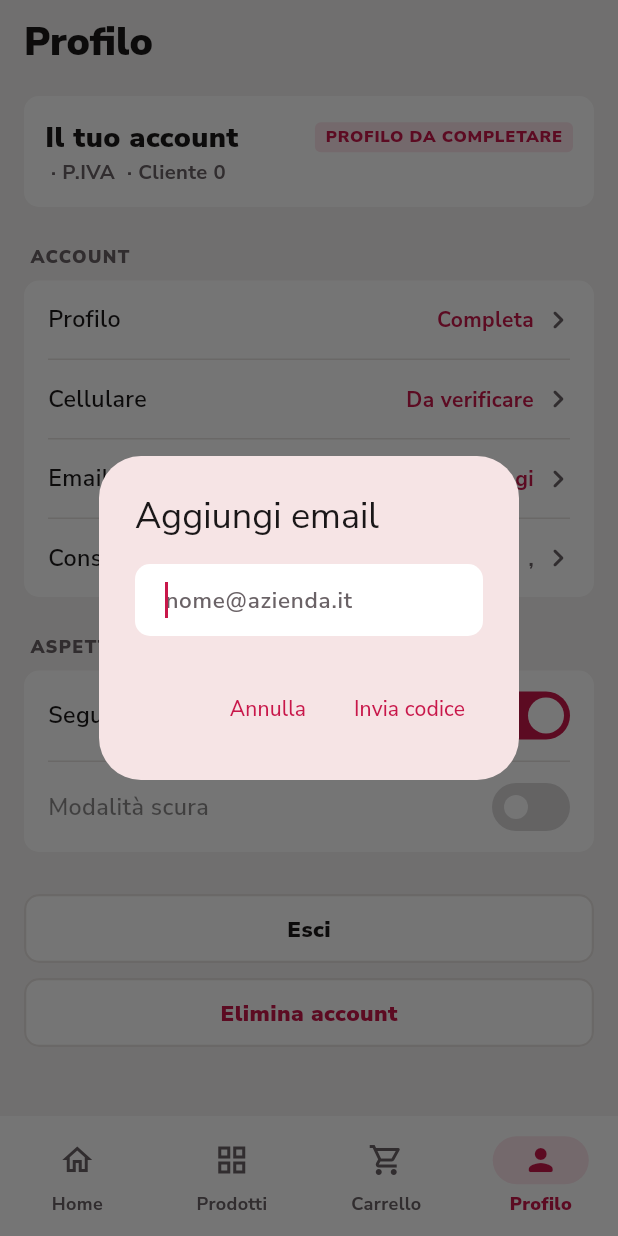
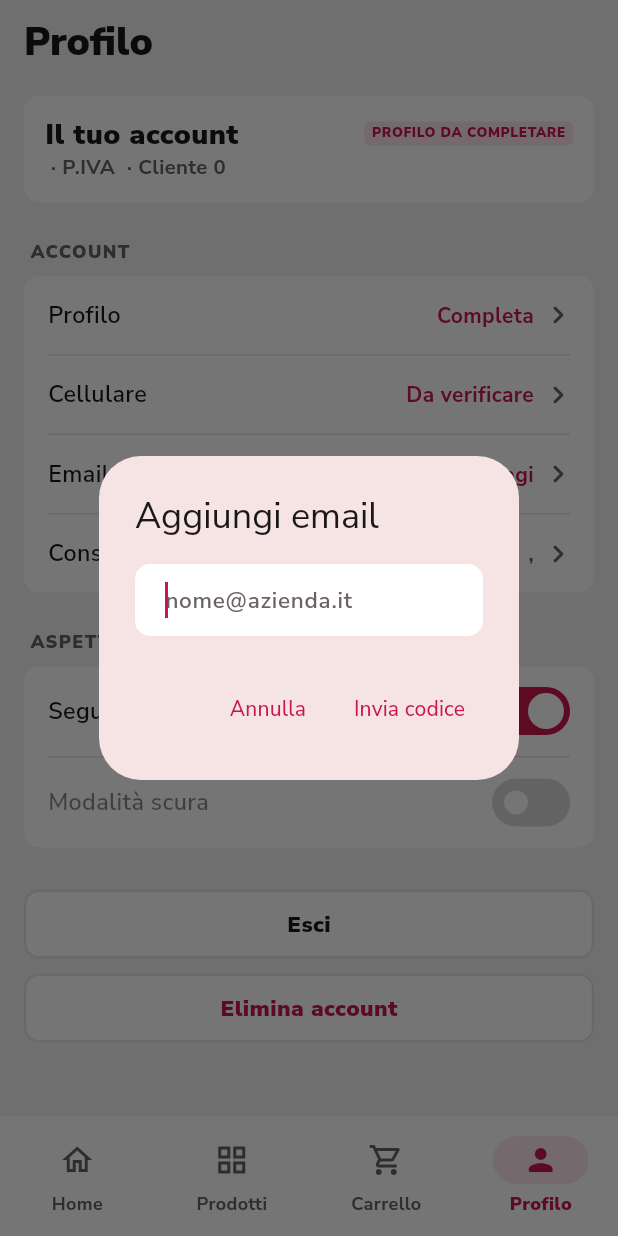
Before and after one commit to sirgabrielsolo/beverfood_mobile, a Flutter app: the ProfilePage screen opened by its route, after a tap on "Email", on a phone screen of 412 x 824 dp. Run offline on Flutter 3.47's test engine with Material 3 defaults, Android fonts, the phone set to English and light mode, and no system bars; our stand-ins replace flutter_secure_storage, go_router, shared_preferences; accounts and stored records are empty.

Commit message:
Load Novità from the database and show the 'Vai al carrello' bar
- Novità comes from GET /api/v1/products/new through CatalogRepository: card-sized placeholders while loading, a retry row on failure, hidden when nothing is new. Database products are transparent cut-outs, drawn whole on a light backdrop; their names go through splitProductName.
- The 'Vai al carrello' bar shows above the navigation bar while the cart has items, except on the Carrello tab, and opens the cart. The item count sits under the label so the total '+ IVA' fits; the shadow no longer gets cut.
- Profilo: a much smaller status badge at the top right; the account name wraps instead of being cut.
- LoadErrorRow is shared by the promo and Novità sections.
- Tests: Novità, its retry and the cart bar (26 widget tests). The cart-sharing test searches Prodotti for its product and scopes its finders there, since Home stays alive behind it.

```diff
--- a/lib/app/app.dart
+++ b/lib/app/app.dart
@@ -9,6 +9,7 @@ import 'package:beverfood_mobile/features/auth/data/auth_controller.dart';
 import 'package:beverfood_mobile/features/auth/data/auth_repository.dart';
 import 'package:beverfood_mobile/features/auth/data/token_store.dart';
 import 'package:beverfood_mobile/features/cart/data/cart_controller.dart';
+import 'package:beverfood_mobile/features/products/data/catalog_repository.dart';
 import 'package:beverfood_mobile/features/products/data/favourites_controller.dart';
 import 'package:beverfood_mobile/features/promotions/data/promo_repository.dart';
 
@@ -47,6 +48,7 @@ class _BeverfoodAppState extends State<BeverfoodApp>
   final _cart = CartController();
   final _favourites = FavouritesController();
   late final _promos = PromoRepository(_api);
+  late final _catalog = CatalogRepository(_api);
 
   @override
   void initState() {
@@ -93,6 +95,8 @@ class _BeverfoodAppState extends State<BeverfoodApp>
             controller: _favourites,
             child: PromoRepositoryScope(
               repository: _promos,
+              child: CatalogScope(
+                repository: _catalog,
                 child: MaterialApp.router(
                   title: 'Beverfood',
                   debugShowCheckedModeBanner: false,
@@ -117,6 +121,7 @@ class _BeverfoodAppState extends State<BeverfoodApp>
             ),
           ),
         ),
+      ),
     );
   }
 
--- a/lib/app/shell/app_shell.dart
+++ b/lib/app/shell/app_shell.dart
@@ -3,6 +3,8 @@ import 'package:flutter/services.dart';
 import 'package:go_router/go_router.dart';
 
 import 'package:beverfood_mobile/app/theme/app_palette.dart';
+import 'package:beverfood_mobile/features/cart/data/cart_controller.dart';
+import 'package:beverfood_mobile/features/cart/presentation/widgets/cart_bar.dart';
 
 /// Scaffold hosting the bottom navigation bar shared by all main tabs.
 class AppShell extends StatelessWidget {
@@ -24,7 +26,14 @@ class AppShell extends StatelessWidget {
       ),
       child: Scaffold(
         body: navigationShell,
-        bottomNavigationBar: DecoratedBox(
+        bottomNavigationBar: Column(
+          mainAxisSize: MainAxisSize.min,
+          children: [
+            _CartBarSlot(
+              currentIndex: navigationShell.currentIndex,
+              onOpenCart: () => navigationShell.goBranch(_cartBranch),
+            ),
+            DecoratedBox(
               decoration: BoxDecoration(
                 border: Border(top: BorderSide(color: context.palette.line)),
               ),
@@ -59,7 +68,47 @@ class AppShell extends StatelessWidget {
                 ],
               ),
             ),
+          ],
+        ),
       ),
     );
   }
+
+  static const _cartBranch = 2;
 }
+
+/// The agreed "Vai al carrello" bar, above the navigation bar while the cart
+/// has something in it (not on the Carrello tab itself). Only this widget
+/// listens to the cart, so adding a product doesn't rebuild the shell.
+class _CartBarSlot extends StatelessWidget {
+  const _CartBarSlot({required this.currentIndex, required this.onOpenCart});
+
+  final int currentIndex;
+  final VoidCallback onOpenCart;
+
+  @override
+  Widget build(BuildContext context) {
+    final cart = CartScope.of(context);
+    final visible = cart.itemCount > 0 && currentIndex != AppShell._cartBranch;
+
+    // Slides up from the navigation bar; the page above shrinks with it, so
+    // nothing scrolls underneath.
+    return AnimatedSize(
+      duration: const Duration(milliseconds: 220),
+      curve: Curves.easeOutCubic,
+      alignment: Alignment.bottomCenter,
+      // Don't cut the bar's shadow.
+      clipBehavior: Clip.none,
+      child: visible
+          ? Padding(
+              padding: const EdgeInsets.fromLTRB(16, 4, 16, 12),
+              child: CartBar(
+                itemCount: cart.itemCount,
+                total: cart.total,
+                onTap: onOpenCart,
+              ),
+            )
+          : const SizedBox(width: double.infinity),
+    );
+  }
+}
--- a/lib/features/home/presentation/widgets/product_rail.dart
+++ b/lib/features/home/presentation/widgets/product_rail.dart
@@ -14,12 +14,12 @@ class ProductRail extends StatelessWidget {
   final List<Product> products;
   final bool showNewBadge;
 
-  static const _cardWidth = 140.0;
+  static const cardWidth = 140.0;
 
   @override
   Widget build(BuildContext context) {
     return SizedBox(
-      height: _cardWidth + ProductCard.textHeight(context),
+      height: cardWidth + ProductCard.textHeight(context),
       child: ListView.separated(
         scrollDirection: Axis.horizontal,
         // Spans the full screen width, so there's nothing to clip.
@@ -28,7 +28,7 @@ class ProductRail extends StatelessWidget {
         itemCount: products.length,
         separatorBuilder: (context, index) => const SizedBox(width: 12),
         itemBuilder: (context, index) => SizedBox(
-          width: _cardWidth,
+          width: cardWidth,
           child: ProductCard(
             product: products[index],
             showNewBadge: showNewBadge,
--- /dev/null
+++ b/lib/features/products/data/catalog_repository.dart
@@ -0,0 +1,40 @@
+import 'package:flutter/widgets.dart';
+
+import 'package:beverfood_mobile/core/network/api_client.dart';
+import 'package:beverfood_mobile/features/products/models/product.dart';
+
+/// Products from beverfood_web's API. Today only Novità; Più popolari and the
+/// full catalogue follow, replacing the sample `ProductRepository`.
+class CatalogRepository {
+  CatalogRepository(this._api);
+
+  final ApiClient _api;
+
+  /// Products flagged new (the web app's NOVITÀ), newest first. Throws
+  /// [ApiException] when the server can't be reached.
+  Future<List<Product>> newProducts() async {
+    final json = await _api.getJson('/api/v1/products/new');
+    return [
+      for (final p in (json! as Map<String, Object?>)['products'] as List)
+        Product.fromApi(p as Map<String, Object?>),
+    ];
+  }
+}
+
+/// Exposes the app's [CatalogRepository]; `BeverfoodApp` owns it.
+class CatalogScope extends InheritedWidget {
+  const CatalogScope({
+    super.key,
+    required this.repository,
+    required super.child,
+  });
+
+  final CatalogRepository repository;
+
+  static CatalogRepository of(BuildContext context) =>
+      context.dependOnInheritedWidgetOfExactType<CatalogScope>()!.repository;
+
+  @override
+  bool updateShouldNotify(CatalogScope oldWidget) =>
+      repository != oldWidget.repository;
+}
--- a/lib/features/products/data/product_repository.dart
+++ b/lib/features/products/data/product_repository.dart
@@ -24,7 +24,7 @@ class ProductRepository {
       final matchesQuery =
           normalizedQuery.isEmpty ||
           p.name.toLowerCase().contains(normalizedQuery) ||
-          p.category.label.toLowerCase().contains(normalizedQuery);
+          (p.category?.label.toLowerCase() ?? '').contains(normalizedQuery);
       return matchesCategory && matchesQuery;
     }).toList();
 
--- a/lib/features/products/models/product.dart
+++ b/lib/features/products/models/product.dart
@@ -1,3 +1,5 @@
+import 'package:beverfood_mobile/core/formatting/product_name.dart';
+
 enum ProductCategory {
   wine('Vini'),
   beer('Birre'),
@@ -15,23 +17,50 @@ class Product {
   const Product({
     required this.id,
     required this.name,
-    required this.category,
     required this.price,
     required this.imageUrl,
-    required this.format,
+    this.category,
+    this.format = '',
     this.isNew = false,
     this.isPopular = false,
+    this.isCutout = false,
   });
+
+  /// A product from beverfood_web's API (`_product_json` in `api.py`). The
+  /// agent-style name ("GIN NORDES 3 LT") is shown through
+  /// [splitProductName]: "Gin Nordes 3 l".
+  factory Product.fromApi(Map<String, Object?> json) {
+    final split = splitProductName(json['name'] as String);
+    return Product(
+      // Prefixed so it never meets a sample product's id in the cart.
+      id: 'db-${json['id']}',
+      name: split.pack.isEmpty ? split.name : '${split.name} ${split.pack}',
+      price: (json['price'] as num).toDouble(),
+      imageUrl: json['image_url'] as String? ?? '',
+      format: split.pack,
+      isNew: json['is_new'] as bool? ?? false,
+      isCutout: true,
+    );
+  }
 
   final String id;
   final String name;
-  final ProductCategory category;
+
+  /// One of the sample categories; null for products from the database,
+  /// whose categories (ACQUA, BIBITE…) come with the full catalogue.
+  final ProductCategory? category;
+
+  /// Price net of IVA.
   final double price;
   final String imageUrl;
 
-  /// Package size, e.g. `75 cl` or `500 g`.
+  /// Package size, e.g. `75 cl` or `500 ml · 24 pz`.
   final String format;
 
   final bool isNew;
   final bool isPopular;
+
+  /// A transparent cut-out (the database's Cloudinary PNGs): drawn whole on
+  /// a light backdrop rather than cropped like the sample photos.
+  final bool isCutout;
 }
--- a/lib/features/profile/presentation/profile_page.dart
+++ b/lib/features/profile/presentation/profile_page.dart
@@ -148,22 +148,26 @@ class _AccountCard extends StatelessWidget {
         child: Column(
           crossAxisAlignment: CrossAxisAlignment.start,
           children: [
-            // The status closes the name's line, keeping the card short.
+            // A small status badge at the top right; the name wraps rather
+            // than being cut.
             Row(
+              crossAxisAlignment: CrossAxisAlignment.start,
               children: [
                 Expanded(
                   child: Text(
                     account.fullName ?? 'Il tuo account',
-                    maxLines: 1,
-                    overflow: TextOverflow.ellipsis,
                     style: const TextStyle(
                       fontSize: 19,
                       fontWeight: FontWeight.w900,
+                      height: 1.25,
                     ),
                   ),
                 ),
-                const SizedBox(width: 10),
-                _Pill(status, background, foreground),
+                const SizedBox(width: 8),
+                Padding(
+                  padding: const EdgeInsets.only(top: 3),
+                  child: _Pill(status, background, foreground),
+                ),
               ],
             ),
             if (company.isNotEmpty)
@@ -197,13 +201,13 @@ class _Pill extends StatelessWidget {
         borderRadius: AppRadii.badge,
       ),
       child: Padding(
-        padding: const EdgeInsets.symmetric(horizontal: 7, vertical: 2),
+        padding: const EdgeInsets.symmetric(horizontal: 5, vertical: 1.5),
         child: Text(
           text,
           style: TextStyle(
-            fontSize: 11,
+            fontSize: 9,
             fontWeight: FontWeight.w900,
-            letterSpacing: 0.5,
+            letterSpacing: 0.4,
             color: foreground,
           ),
         ),
```
Also changed, not shown: lib/core/formatting/product_name.dart (+6 -1 lines), lib/core/widgets/load_error_row.dart (added, +50 -0 lines), lib/features/cart/presentation/widgets/cart_bar.dart (+41 -20 lines), lib/features/home/presentation/home_page.dart (+3 -8 lines), lib/features/home/presentation/widgets/new_arrivals_section.dart (added, +94 -0 lines), lib/features/products/presentation/widgets/product_card.dart (+14 -1 lines), lib/features/promotions/presentation/widgets/promo_section.dart (+3 -45 lines), 1 other file. Lines whose indentation alone changed are shown as unchanged.
